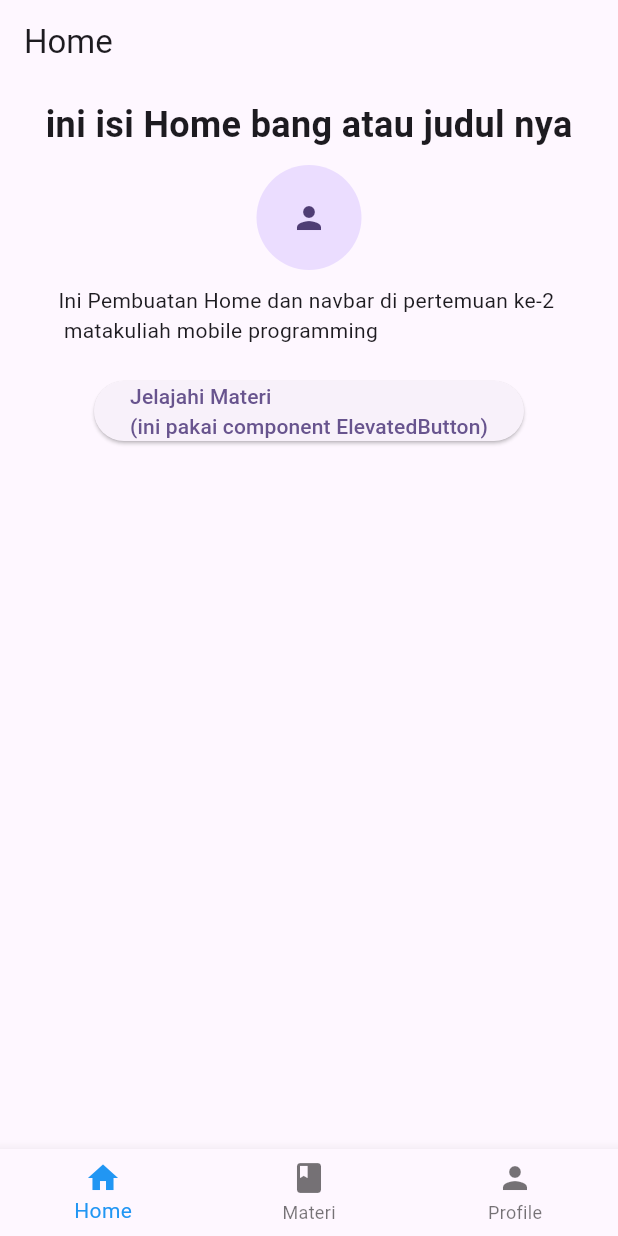
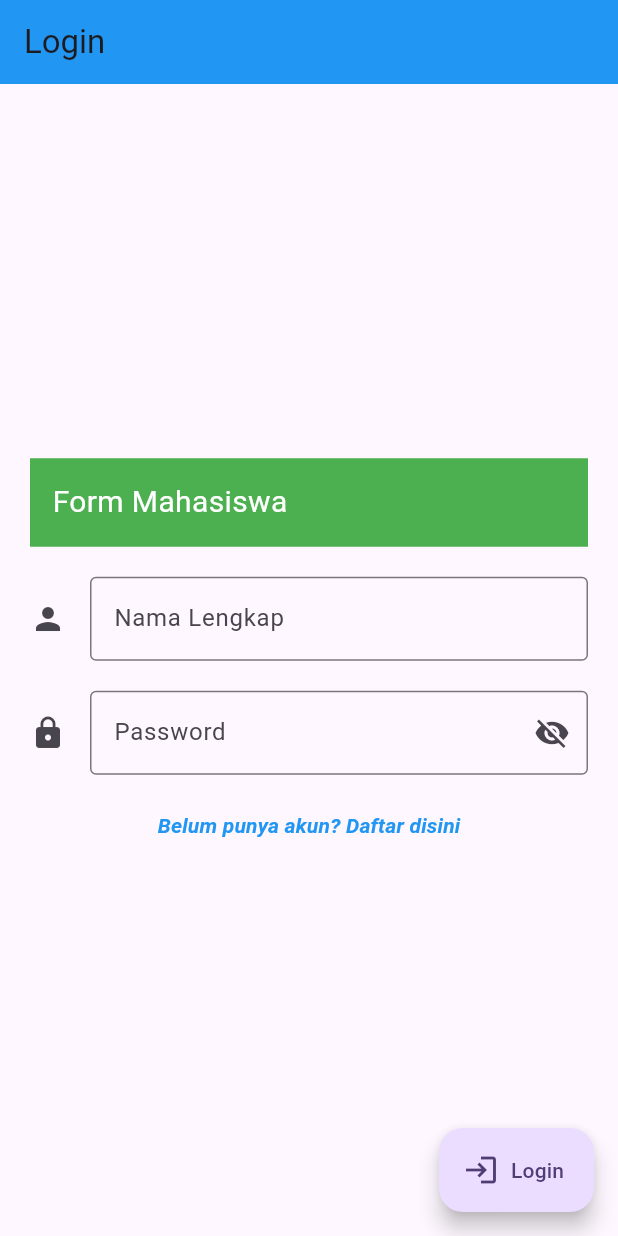
Before and after one commit to Ayysz/praktikum_mp_sife02, a Flutter app: the screen it shows after launch, on a phone screen of 412 x 824 dp. Run offline on Flutter 3.47's test engine with Material 3 defaults, Android fonts, the light colour scheme and no system bars; our stand-ins replace fluttertoast, sqflite; accounts and stored records are empty.

Commit message:
feat: tugas ptm-6 implement login dan register + sqlite simple

```diff
--- /dev/null
+++ b/lib/auth/login.dart
@@ -0,0 +1,180 @@
+import 'package:flutter/material.dart';
+import 'package:praktikum_mp_04sife02_ammar/auth/register.dart';
+import 'package:praktikum_mp_04sife02_ammar/helpers/db_helper.dart';
+import 'package:praktikum_mp_04sife02_ammar/home.dart';
+import 'package:praktikum_mp_04sife02_ammar/materi.dart';
+import 'package:praktikum_mp_04sife02_ammar/navbar.dart';
+
+class LoginPage extends StatefulWidget {
+  const LoginPage({super.key});
+
+  @override
+  State<LoginPage> createState() => _LoginPageState();
+}
+
+class _LoginPageState extends State<LoginPage> {
+  final _formKey = GlobalKey<FormState>();
+  final _userNameController = TextEditingController();
+  final _passwordController = TextEditingController();
+
+  bool _isPasswordHidden = true;
+  bool _isLoading = false;
+
+  @override
+  void dispose() {
+    _userNameController.dispose();
+    _passwordController.dispose();
+    super.dispose();
+  }
+
+  Future<void> _handleLogin() async {
+    if (!_formKey.currentState!.validate()) return;
+
+    setState(() => _isLoading = true);
+    try {
+      final user = await DbHelper.instance.loginUser(
+        _userNameController.text.trim(),
+        _passwordController.text.trim(),
+      );
+      if (user == null) {
+        throw Exception('Username atau Password salah');
+      }
+      if (!mounted) return;
+      ScaffoldMessenger.of(context).showSnackBar(
+        SnackBar(
+          content: Text('Login berhasil!'),
+          backgroundColor: Colors.green,
+        ),
+      );
+      print("================================================");
+      print(user.toString());
+      Navigator.pushReplacement(
+        context,
+        MaterialPageRoute(
+          // builder: (context) => Home(user: user, onNavigateToMateri: onNavigateToMateri),
+          builder: (context) => Home(onNavigateToMateri: () => Navbar()),
+        ),
+      );
+    } catch (e) {
+      if (!mounted) return;
+      ScaffoldMessenger.of(context).showSnackBar(
+        SnackBar(
+          content: Text(e.toString().replaceAll('Exception: ', '')),
+          backgroundColor: Colors.red,
+        ),
+      );
+    } finally {
+      if (mounted) setState(() => _isLoading = false);
+    }
+  }
+
+  @override
+  Widget build(BuildContext context) {
+    return Scaffold(
+      appBar: AppBar(title: const Text('Login'), backgroundColor: Colors.blue),
+      body: Center(
+        child: SingleChildScrollView(
+          padding: const EdgeInsets.all(20),
+          child: Form(
+            key: _formKey,
+            child: Column(
+              mainAxisAlignment: MainAxisAlignment.center,
+              children: [
+                Container(
+                  color: Colors.green,
+                  width: double.infinity,
+                  padding: const EdgeInsets.all(15.0),
+                  child: Text(
+                    'Form Mahasiswa',
+                    style: TextStyle(color: Colors.white, fontSize: 20),
+                  ),
+                ),
+                SizedBox(height: 20),
+
+                TextFormField(
+                  controller: _userNameController,
+                  validator: (value) {
+                    if (value == null || value.isEmpty) {
+                      return 'Nama gaboleh kosong';
+                    }
+                    return null;
+                  },
+                  decoration: const InputDecoration(
+                    icon: Icon(Icons.person),
+                    labelText: 'Nama Lengkap',
+                    hintText: 'Masukkan Nama Anda',
+                    border: OutlineInputBorder(),
+                  ),
+                ),
+                SizedBox(height: 20),
+
+                TextFormField(
+                  controller: _passwordController,
+                  validator: (value) {
+                    if (value == null || value.isEmpty) {
+                      return 'Password gaboleh kosong';
+                    }
+                    return null;
+                  },
+                  obscureText: _isPasswordHidden,
+                  decoration: InputDecoration(
+                    icon: Icon(Icons.lock),
+                    suffixIcon: IconButton(
+                      icon: _isPasswordHidden
+                          ? Icon(Icons.visibility_off)
+                          : Icon(Icons.visibility),
+                      onPressed: () {
+                        setState(() {
+                          _isPasswordHidden = !_isPasswordHidden;
+                        });
+                      },
+                    ),
+                    labelText: 'Password',
+                    hintText: 'Masukkan Password Anda',
+                    border: OutlineInputBorder(),
+                  ),
+                ),
+                SizedBox(height: 10),
+
+                TextButton(
+                  onPressed: (){
+                    Navigator.push(
+                      context,
+                      MaterialPageRoute(
+                        builder: (context) => const RegisterPage(),
+                      ),
+                    );
+                  },
+                  child: const Text(
+                    "Belum punya akun? Daftar disini",
+                    style: TextStyle(
+                      color: Colors.blue,
+                      fontWeight: FontWeight.bold,
+                      fontStyle: FontStyle.italic,
+                    ),
+                  ),
+                )
+              ],
+            ),
+          ),
+        ),
+      ),
+      floatingActionButton: _isLoading
+          ? const CircularProgressIndicator()
+          : FloatingActionButton.extended(
+              onPressed: _handleLogin,
+              label: const Text('Login'),
+              icon: _isLoading ?
+                  const SizedBox(
+                    height: 16,
+                    width: 16,
+                    child: CircularProgressIndicator(
+                      strokeWidth: 2,
+                      color: Colors.white,
+                    ),
+                  ) :
+                  const Icon(Icons.login),
+            ),
+    );
+  }
+}
--- a/lib/main.dart
+++ b/lib/main.dart
@@ -1,6 +1,5 @@
 import 'package:flutter/material.dart';
-import 'navbar.dart';
-// import 'ptm1.dart';
+import 'package:praktikum_mp_04sife02_ammar/auth/login.dart';
 
 void main() {
   runApp(const MyApp());
@@ -33,8 +32,7 @@ class MyApp extends StatelessWidget {
         // tested with just a hot reload.
         colorScheme: .fromSeed(seedColor: Colors.deepPurple),
       ),
-      home: const Navbar()
-      // home: const LatihanListView()
+      home: const LoginPage()
     );
   }
 }
--- /dev/null
+++ b/lib/models/user_model.dart
@@ -0,0 +1,35 @@
+class UserModel {
+  final int? id;
+  final String nama;
+  final String username;
+  final String password;
+
+  // Ini constructornya
+  UserModel({
+    this.id,
+    required this.nama,
+    required this.username,
+    required this.password,
+  });
+
+
+  // Konversi dari UserModel ke Map (untuk SQLite INSERT / UPDATE)
+  Map<String, dynamic> toMap() {
+    return {
+      'id': id,
+      'nama': nama,
+      'username': username,
+      'password': password,
+    };
+  }
+
+  // Konversi dari Map SQLite ke objek UserModel (untuk SQLite QUERY)
+  factory UserModel.fromMap(Map<String, dynamic> map) {
+    return UserModel(
+      id: map['id'] as int?,
+      nama: map['nama'] as String,
+      username: map['username'] as String,
+      password: map['password'] as String,
+    );
+  }
+}
--- a/pubspec.yaml
+++ b/pubspec.yaml
@@ -35,6 +35,8 @@ dependencies:
   # Use with the CupertinoIcons class for iOS style icons.
   cupertino_icons: ^1.0.8
   fluttertoast: ^10.0.0
+  sqflite: ^2.4.4+2
+  path: ^1.9.1
 
 dev_dependencies:
   flutter_test:
```
Also changed, not shown: lib/auth/register.dart (added, +217 -0 lines), lib/helpers/db_helper.dart (added, +89 -0 lines), pubspec.lock, web_entrypoint.dart (added).
